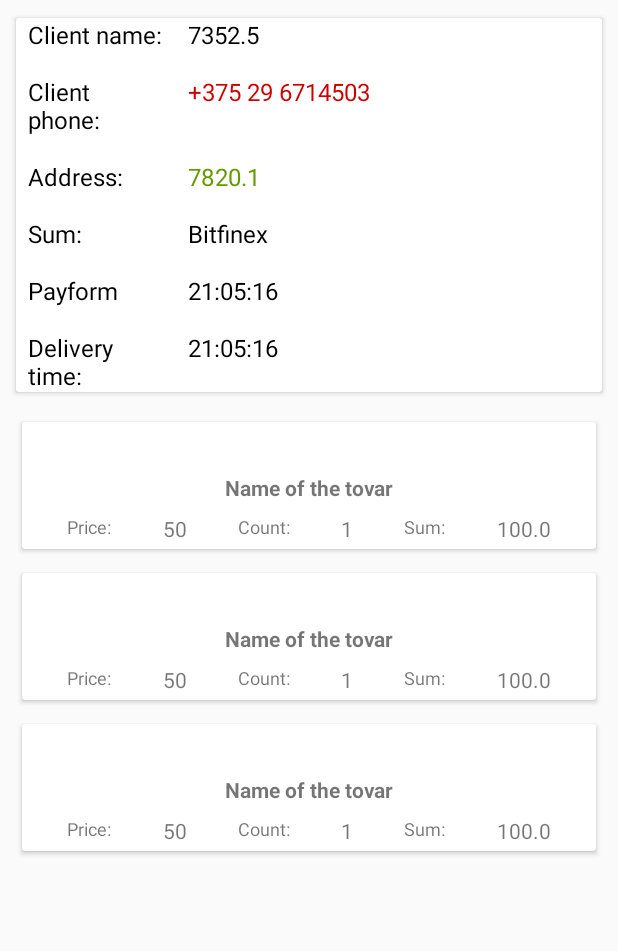
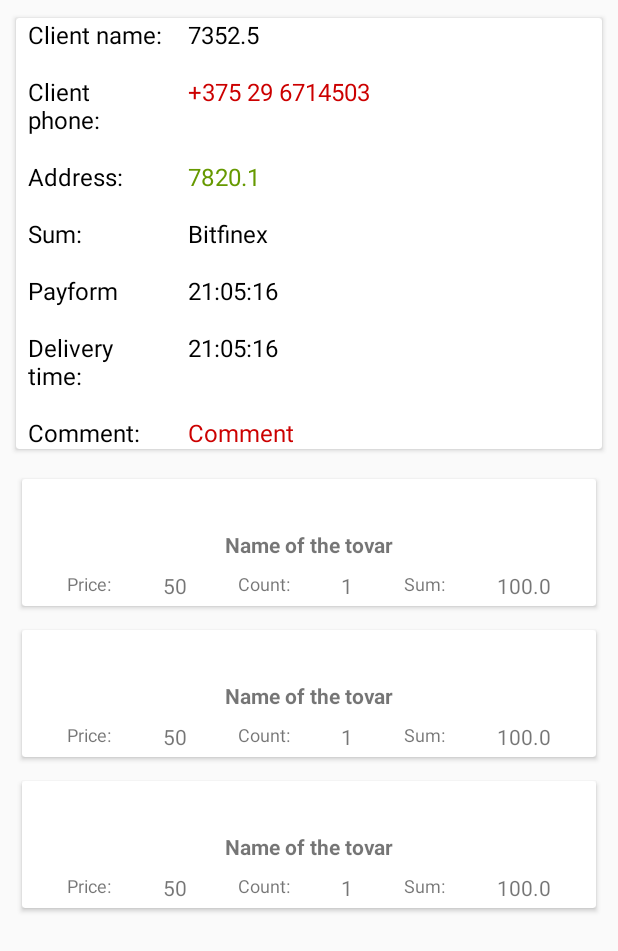
Before and after one commit to karneichik/Hello_1c, an Android app: the layout activity_order_detail.xml on its own in the app's theme, with its tools: preview values and no code run, on a phone screen of 412 x 824 dp. Shown: the top 951 px of the screen. Run offline under Robolectric (Android 15) with nearby library versions, the phone set to English and light mode, and no system bars.

Commit message:
Кучка мелких обновлений

```diff
--- a/app/build.gradle
+++ b/app/build.gradle
@@ -87,6 +87,7 @@ dependencies {
     def room_version = "2.2.4"
 
     implementation "androidx.room:room-runtime:$room_version"
+    implementation "androidx.room:room-rxjava2:$room_version"
     kapt "androidx.room:room-compiler:$room_version"
 //    kapt "android.arch.persistence.room:compiler:1.1.1"
 
--- a/app/src/main/java/by/karneichik/DeliveryService/api/ApiFactory.kt
+++ b/app/src/main/java/by/karneichik/DeliveryService/api/ApiFactory.kt
@@ -2,6 +2,7 @@ package by.karneichik.DeliveryService.api
 
 
 import by.karneichik.DeliveryService.helpers.PrefHelper
+import com.google.gson.GsonBuilder
 import okhttp3.OkHttpClient
 import retrofit2.Retrofit
 import retrofit2.adapter.rxjava2.RxJava2CallAdapterFactory
--- a/app/src/main/java/by/karneichik/DeliveryService/api/ApiService.kt
+++ b/app/src/main/java/by/karneichik/DeliveryService/api/ApiService.kt
@@ -3,6 +3,7 @@ package by.karneichik.DeliveryService.api
 import by.karneichik.DeliveryService.pojo.Orders
 import io.reactivex.Single
 import retrofit2.Call
+import retrofit2.Response
 import retrofit2.http.Body
 import retrofit2.http.GET
 import retrofit2.http.HeaderMap
@@ -19,9 +20,9 @@ interface ApiService {
     fun syncOrders(
         @Body orders: Orders,
         @HeaderMap headers: Map<String, String>
-    ) : Call<String>
+    ) : Single<String>
 
     @POST("hs/delivery/update_token")
-    fun updateToken(@HeaderMap headers: Map<String, String>): Call<String>
+    fun updateToken(@HeaderMap headers: Map<String, String>): Single<String>
 
 }
--- a/app/src/main/java/by/karneichik/DeliveryService/database/AppDatabase.kt
+++ b/app/src/main/java/by/karneichik/DeliveryService/database/AppDatabase.kt
@@ -7,7 +7,7 @@ import androidx.room.RoomDatabase
 import by.karneichik.DeliveryService.pojo.Order
 import by.karneichik.DeliveryService.pojo.Product
 
-@Database(entities = [Order::class, Product::class], version = 9, exportSchema = false)
+@Database(entities = [Order::class, Product::class], version = 11, exportSchema = false)
 abstract class AppDatabase : RoomDatabase() {
     companion object {
 
--- /dev/null
+++ b/app/src/main/res/drawable/ic_ungroup.xml
@@ -0,0 +1,9 @@
+<vector xmlns:android="http://schemas.android.com/apk/res/android"
+    android:width="20dp"
+    android:height="20dp"
+    android:viewportWidth="45"
+    android:viewportHeight="45">
+  <path
+      android:pathData="M33.9549,44.6979L44.5017,35.6987C45.1661,35.1333 45.1661,33.8648 44.5017,33.2995L33.9549,24.3002C33.0777,23.5502 31.8372,24.2888 31.8372,25.4998V29.9995H23.8232C23.3816,29.9995 22.9709,29.7504 22.7263,29.3315L18.7236,22.5001L22.7263,15.6486C22.9709,15.2297 23.3816,14.9807 23.8232,14.9807L31.8372,14.9807V19.5003C31.8372,20.7124 33.0787,21.4492 33.9549,20.6999L44.5017,11.7007C45.1661,11.1353 45.1661,9.8668 44.5017,9.3015L33.9549,0.3022C33.0777,-0.4478 31.8372,0.2908 31.8372,1.5018V6.0014L22.4121,6.0014C20.3496,6.0014 18.3772,7.122 17.1387,9.0012L11.6013,17.4014C11.3541,17.7764 10.9601,18.0005 10.5469,18.0005H1.3184C0.5897,18.0005 0,18.6713 0,19.5003V25.4998C0,26.3289 0.5897,26.9797 1.3184,26.9798H10.5469C10.9601,26.9798 11.3541,27.2039 11.6013,27.5789L17.1387,36.0005C18.3772,37.8782 20.3496,38.9787 22.4121,38.9787H31.8372V43.4984C31.8372,44.7104 33.0787,45.4472 33.9549,44.6979Z"
+      android:fillColor="#ffffff"/>
+</vector>
--- a/app/src/main/res/layout-land/activity_order_detail.xml
+++ b/app/src/main/res/layout-land/activity_order_detail.xml
@@ -26,10 +26,15 @@
         app:layout_constraintEnd_toStartOf="@+id/rvProductList"
         app:layout_constraintStart_toStartOf="parent"
         app:layout_constraintTop_toTopOf="parent">
+        <ScrollView
+            android:layout_width="match_parent"
+            android:layout_height="match_parent"
+            android:scrollbars="none"
+            android:layout_weight="1">
 
         <TableLayout
             android:layout_width="match_parent"
-            android:layout_height="match_parent"
+            android:layout_height="wrap_content"
             android:weightSum="100">
 
             <TableRow
@@ -40,7 +45,7 @@
                     android:id="@+id/tvClient_FIO_Label"
                     android:layout_width="0dp"
                     android:layout_height="wrap_content"
-                    android:layout_weight="28"
+                    android:layout_weight="30"
                     android:paddingStart="8dp"
                     android:paddingEnd="8dp"
                     android:text="@string/client_FIO_label"
@@ -52,7 +57,7 @@
                     android:layout_width="0dp"
                     android:layout_height="wrap_content"
                     android:layout_marginStart="8dp"
-                    android:layout_weight="72"
+                    android:layout_weight="70"
                     android:textColor="#000"
                     android:textSize="16sp"
                     tools:text="7352.5" />
@@ -68,7 +73,7 @@
                     android:layout_width="0dp"
                     android:layout_height="wrap_content"
                     android:layout_marginTop="16dp"
-                    android:layout_weight="28"
+                    android:layout_weight="30"
                     android:paddingStart="8dp"
                     android:paddingEnd="8dp"
                     android:text="@string/client_phone_label"
@@ -81,7 +86,7 @@
                     android:layout_height="wrap_content"
                     android:layout_marginStart="8dp"
                     android:layout_marginTop="16dp"
-                    android:layout_weight="72"
+                    android:layout_weight="70"
                     android:textColor="@android:color/holo_red_dark"
                     android:textSize="16sp"
                     tools:text="+375 29 6714503" />
@@ -96,7 +101,7 @@
                     android:layout_width="0dp"
                     android:layout_height="wrap_content"
                     android:layout_marginTop="16dp"
-                    android:layout_weight="28"
+                    android:layout_weight="30"
                     android:paddingStart="8dp"
                     android:paddingEnd="8dp"
                     android:text="@string/address_label"
@@ -109,7 +114,7 @@
                     android:layout_height="wrap_content"
                     android:layout_marginStart="8dp"
                     android:layout_marginTop="16dp"
-                    android:layout_weight="72"
+                    android:layout_weight="70"
                     android:singleLine="false"
                     android:textColor="@android:color/holo_green_dark"
                     android:textSize="16sp"
@@ -126,7 +131,7 @@
                     android:layout_width="0dp"
                     android:layout_height="wrap_content"
                     android:layout_marginTop="16dp"
-                    android:layout_weight="28"
+                    android:layout_weight="30"
                     android:paddingStart="8dp"
                     android:paddingEnd="8dp"
                     android:text="@string/totalSum_label"
@@ -139,7 +144,7 @@
                     android:layout_height="wrap_content"
                     android:layout_marginStart="8dp"
                     android:layout_marginTop="16dp"
-                    android:layout_weight="72"
+                    android:layout_weight="70"
                     android:textColor="#000"
                     android:textSize="16sp"
                     tools:text="Bitfinex" />
@@ -154,7 +159,7 @@
                     android:layout_width="0dp"
                     android:layout_height="wrap_content"
                     android:layout_marginTop="16dp"
-                    android:layout_weight="28"
+                    android:layout_weight="30"
                     android:paddingStart="8dp"
                     android:paddingEnd="8dp"
                     android:text="@string/payForm_label"
@@ -167,7 +172,7 @@
                     android:layout_height="wrap_content"
                     android:layout_marginStart="8dp"
                     android:layout_marginTop="16dp"
-                    android:layout_weight="72"
+                    android:layout_weight="70"
                     android:textColor="#000"
                     android:textSize="16sp"
                     tools:text="21:05:16" />
@@ -183,7 +188,7 @@
                     android:layout_width="0dp"
                     android:layout_height="wrap_content"
                     android:layout_marginTop="16dp"
-                    android:layout_weight="28"
+                    android:layout_weight="30"
                     android:paddingStart="8dp"
                     android:paddingEnd="8dp"
                     android:text="@string/time_label"
@@ -196,13 +201,43 @@
                     android:layout_height="wrap_content"
                     android:layout_marginStart="8dp"
                     android:layout_marginTop="16dp"
-                    android:layout_weight="72"
+                    android:layout_weight="70"
                     android:textColor="#000"
                     android:textSize="16sp"
                     tools:text="21:05:16" />
 
             </TableRow>
+            <TableRow
+                android:layout_width="match_parent"
+                android:layout_height="match_parent">
+
+                <TextView
+                    android:id="@+id/tvClient_comment_label"
+                    android:layout_width="0dp"
+                    android:layout_height="wrap_content"
+                    android:layout_marginTop="16dp"
+                    android:layout_weight="30"
+                    android:paddingStart="8dp"
+                    android:paddingEnd="8dp"
+                    android:text="@string/client_comment"
+                    android:textColor="#000"
+                    android:textSize="16sp" />
+
+                <TextView
+                    android:id="@+id/tvComment"
+                    android:layout_width="0dp"
+                    android:layout_height="wrap_content"
+                    android:layout_marginStart="8dp"
+                    android:layout_marginTop="16dp"
+                    android:layout_weight="70"
+                    android:textColor="#000"
+                    android:textSize="16sp"
+                    tools:text="инфо" />
+
+            </TableRow>
         </TableLayout>
+
+        </ScrollView>
 
     </androidx.cardview.widget.CardView>
 
--- a/app/src/main/res/layout/activity_order_detail.xml
+++ b/app/src/main/res/layout/activity_order_detail.xml
@@ -202,6 +202,35 @@
                     tools:text="21:05:16" />
 
             </TableRow>
+
+            <TableRow
+                android:layout_width="match_parent"
+                android:layout_height="match_parent">
+
+                <TextView
+                    android:id="@+id/tvClient_comment_label"
+                    android:layout_width="0dp"
+                    android:layout_height="wrap_content"
+                    android:layout_marginTop="16dp"
+                    android:layout_weight="28"
+                    android:paddingStart="8dp"
+                    android:paddingEnd="8dp"
+                    android:text="@string/client_comment"
+                    android:textColor="#000"
+                    android:textSize="16sp" />
+
+                <TextView
+                    android:id="@+id/tvComment"
+                    android:layout_width="0dp"
+                    android:layout_height="wrap_content"
+                    android:layout_marginStart="8dp"
+                    android:layout_marginTop="16dp"
+                    android:layout_weight="72"
+                    android:textColor="@android:color/holo_red_dark"
+                    android:textSize="16sp"
+                    tools:text="Comment" />
+            </TableRow>
+
         </TableLayout>
 
     </androidx.cardview.widget.CardView>
--- a/app/src/main/res/layout/item_product_info.xml
+++ b/app/src/main/res/layout/item_product_info.xml
@@ -102,6 +102,16 @@
             app:layout_constraintTop_toBottomOf="@+id/tvGoods"
             tools:text="100.0"/>
 
+        <ImageView
+            android:id="@+id/ungroup"
+            android:layout_width="wrap_content"
+            android:layout_height="wrap_content"
+            android:layout_margin="16dp"
+            app:layout_constraintEnd_toEndOf="parent"
+            app:layout_constraintTop_toTopOf="parent"
+            app:srcCompat="@drawable/ic_ungroup"
+            android:contentDescription="@string/product_ungroup" />
+
 
     </androidx.constraintlayout.widget.ConstraintLayout>
 
--- a/app/src/main/res/values/strings.xml
+++ b/app/src/main/res/values/strings.xml
@@ -31,5 +31,8 @@
     <string name="dialog_call_body">%s will call</string>
     <string name="yes">Yes</string>
     <string name="no">No</string>
+    <string name="client_comment">Comment:</string>
+    <string name="product_ungroup" translatable="false">ungroup</string>
+    <string name="split_count_title">Specify new count</string>
 
 </resources>
--- a/build.gradle
+++ b/build.gradle
@@ -8,7 +8,7 @@ buildscript {
 
     }
     dependencies {
-        classpath 'com.android.tools.build:gradle:3.6.0'
+        classpath 'com.android.tools.build:gradle:3.6.1'
         classpath "org.jetbrains.kotlin:kotlin-gradle-plugin:$kotlin_version"
         classpath 'com.google.gms:google-services:4.3.3'
         // NOTE: Do not place your application dependencies here; they belong
```
Also changed, not shown: app/src/main/java/by/karneichik/DeliveryService/FCMService.kt (+1 -20 lines), app/src/main/java/by/karneichik/DeliveryService/OrderDetailActivity.kt (+31 -5 lines), app/src/main/java/by/karneichik/DeliveryService/OrderListActivity.kt (+7 -35 lines), app/src/main/java/by/karneichik/DeliveryService/adapters/ProductListAdapter.kt (+16 -9 lines), app/src/main/java/by/karneichik/DeliveryService/database/OrderInfoDao.kt (+5 -3 lines), app/src/main/java/by/karneichik/DeliveryService/pojo/Order.kt (+5 -4 lines), app/src/main/java/by/karneichik/DeliveryService/viewModels/OrderViewModel.kt (+147 -101 lines), app/src/main/res/drawable/ic_clear_24px.xml (+7 -8 lines), app/src/main/res/drawable/ic_save.xml (+5 -8 lines), 1 other file.
